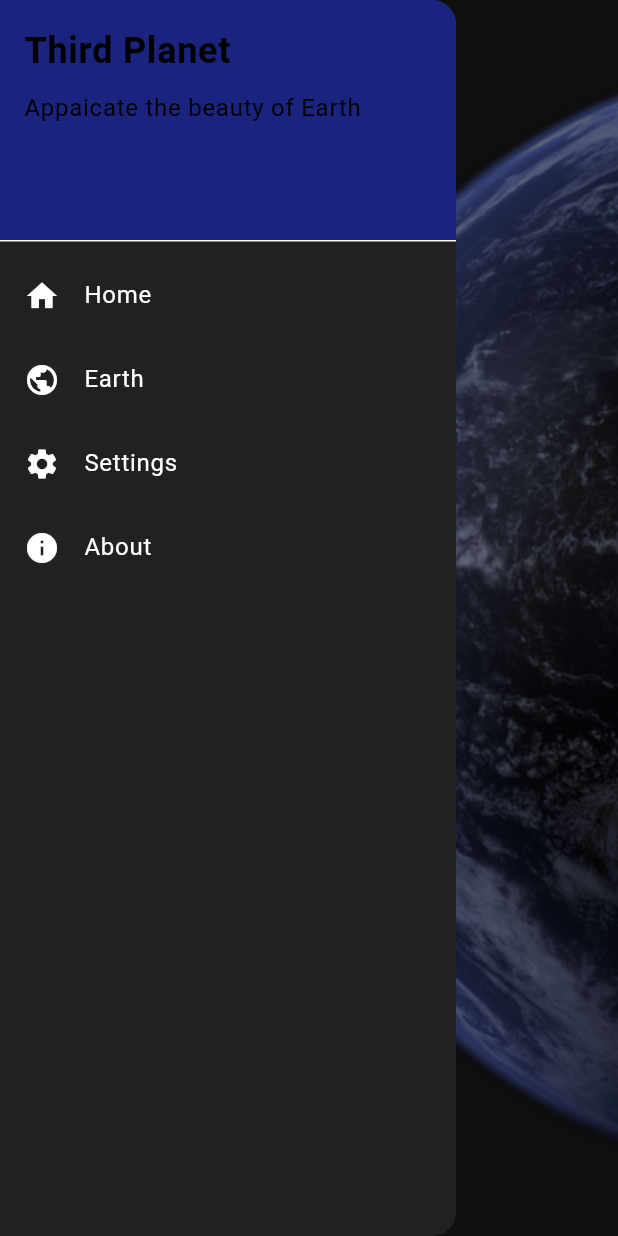
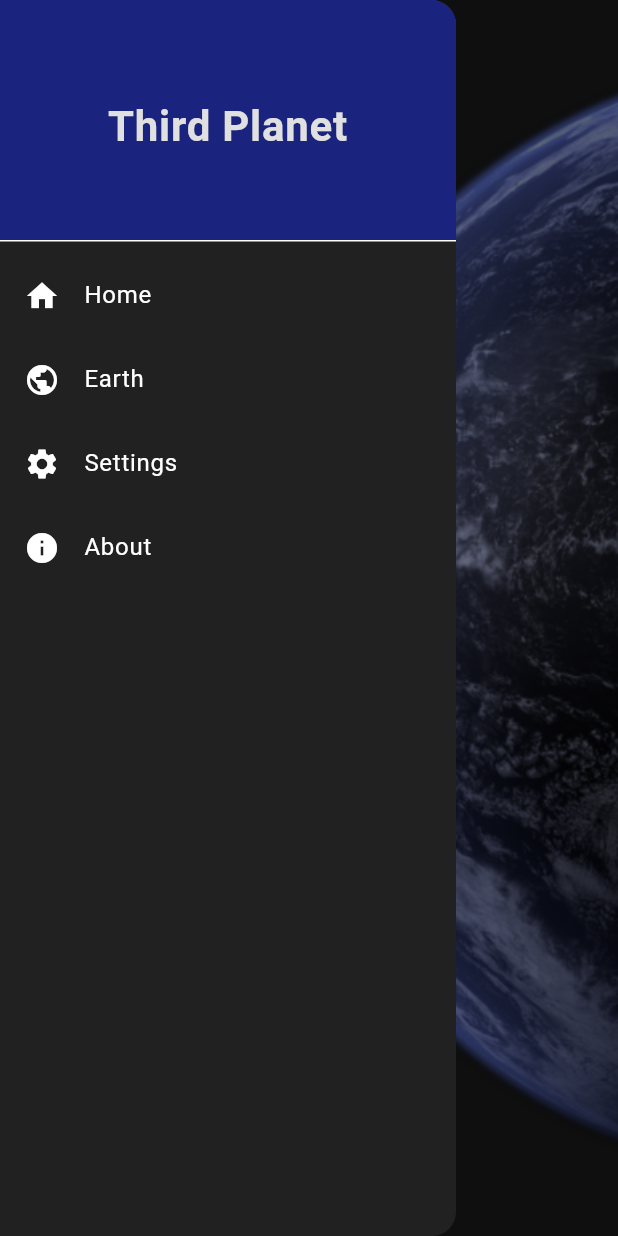
Before and after one commit to lok020/third_planet, a Flutter app: the screen it shows after launch, with the side drawer open, on a phone screen of 412 x 824 dp. Run offline on Flutter 3.47's test engine with Material 3 defaults, Android fonts, the phone set to English and light mode, and no system bars; our stand-ins replace package_info_plus.

Commit message:
feat: update drawer header text

```diff
--- a/lib/components/my_drawer.dart
+++ b/lib/components/my_drawer.dart
@@ -19,26 +19,16 @@ class MyDrawer extends StatelessWidget {
               color: Theme.of(context).colorScheme.primary,
             ),
             child: SizedBox(
-              child: Column(
-                crossAxisAlignment: CrossAxisAlignment.start,
-                children: [
-                  Text(
-                    'Third Planet',
-                    style: TextStyle(
-                      color: Theme.of(context).colorScheme.onPrimary,
-                      fontSize: 24,
-                      fontWeight: FontWeight.bold,
-                    ),
+              child: Center(
+                child: Text(
+                  'Third Planet',
+                  textAlign: TextAlign.center,
+                  style: TextStyle(
+                    color: Theme.of(context).colorScheme.inversePrimary,
+                    fontSize: 28,
+                    fontWeight: FontWeight.bold,
                   ),
-                  const SizedBox(height: 8),
-                  Text(
-                    'Appaicate the beauty of Earth',
-                    style: TextStyle(
-                      color: Theme.of(context).colorScheme.onPrimary,
-                      fontSize: 16,
-                    ),
-                  ),
-                ],
+                ),
               ),
             ),
           ),
```
